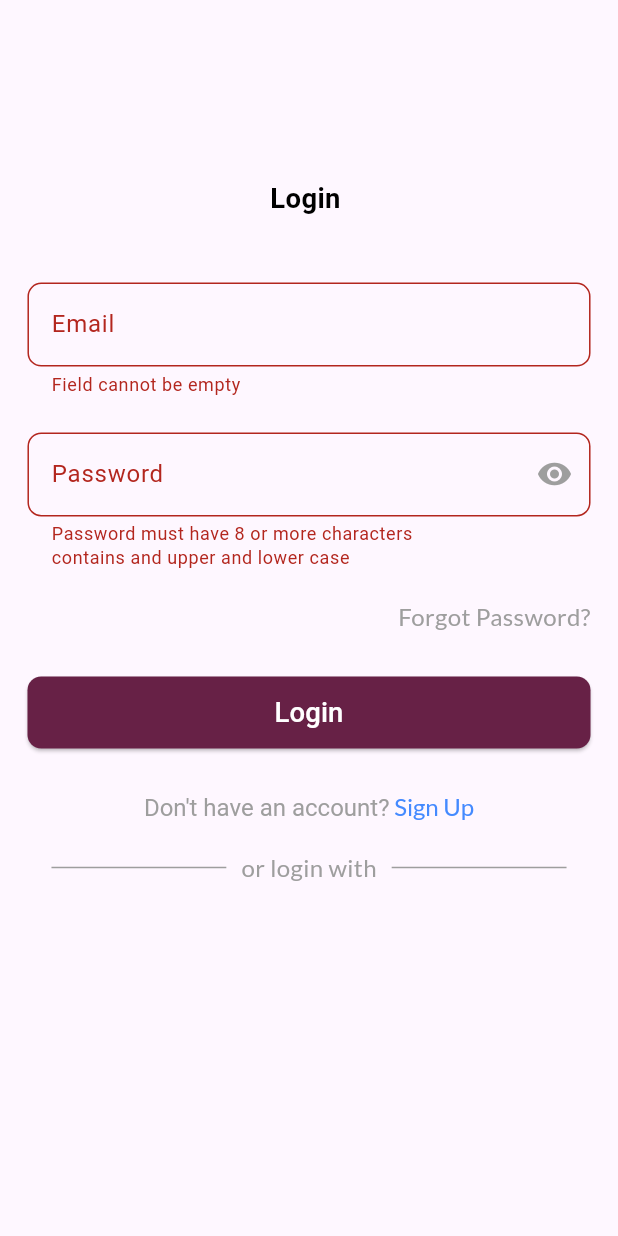
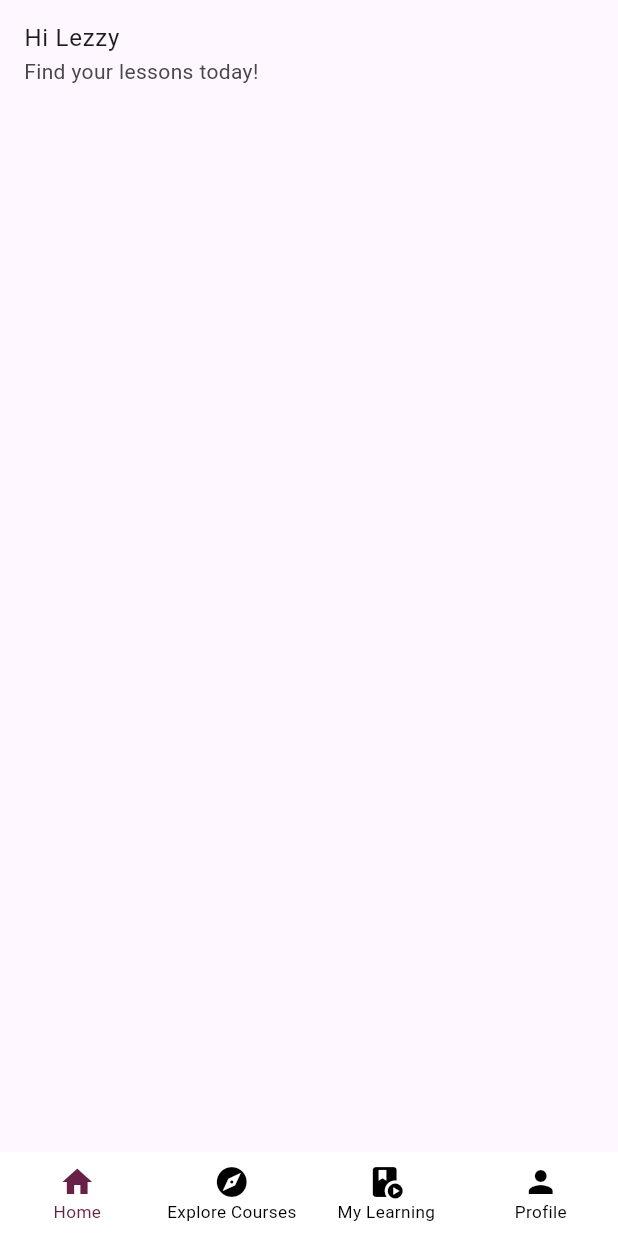
Before and after one commit to lezzycan/CodeHallam, a Flutter app: the screen it shows after launch, after a tap on "Login", on a phone screen of 412 x 824 dp. Run offline on Flutter 3.47's test engine with Material 3 defaults, Android fonts, the light colour scheme and no system bars; our stand-ins replace firebase_core, flutter_riverpod, flutter_screenutil, flutter_svg, go_router, google_fonts and 1 more; accounts and stored records are empty; generated files the repository leaves out were written again.

Commit message:
dashboard implemented

```diff
--- a/lib/src/common_widget/authentication_form.dart
+++ b/lib/src/common_widget/authentication_form.dart
@@ -1,6 +1,8 @@
+import 'package:codehallam/src/common_widget/app_asset.dart';
 import 'package:codehallam/src/common_widget/app_textfield.dart';
 import 'package:codehallam/src/common_widget/primary_button.dart';
 import 'package:codehallam/src/common_widget/separate_text.dart';
+import 'package:codehallam/src/common_widget/social_login_button.dart';
 import 'package:codehallam/src/utils/constants/app_colors.dart';
 import 'package:codehallam/src/utils/constants/app_sizes.dart';
 import 'package:codehallam/src/utils/validators/validator.dart';
@@ -135,9 +137,23 @@ class AuthenticationForm extends StatelessWidget {
                 ),
               ),
             ],),
-          )
+          ),
+          gapH24,
+          Row(
+            mainAxisAlignment: MainAxisAlignment.center,
+            children: [
+               SocialLoginButton(
+                asset: AppAsset.google,
+                onTap: () {},
+               ),
+               gapW32,
+               SocialLoginButton(
+                asset: AppAsset.facebook,
+                onTap: () {},
+               ),
+
         ],
       ),
-    );
+        ],),);
   }
 }
--- /dev/null
+++ b/lib/src/common_widget/social_login_button.dart
@@ -0,0 +1,32 @@
+
+import 'package:codehallam/src/utils/constants/app_colors.dart';
+import 'package:flutter/material.dart';
+import 'package:flutter_screenutil/flutter_screenutil.dart';
+import 'package:flutter_svg/svg.dart';
+
+class SocialLoginButton extends StatelessWidget {
+  const SocialLoginButton({super.key, required this.asset, required this.onTap});
+
+  final String asset;
+  final VoidCallback onTap;
+
+  @override
+  Widget build(BuildContext context) {
+    return InkWell(
+      onTap: onTap,
+      child: Container(
+        height: 40.w, width: 40.w,
+        decoration: BoxDecoration(
+          border: Border.all(color: AppColors.grey, width: 1.0),
+
+          borderRadius: BorderRadius.circular(12.r)
+        ),
+        child: SvgPicture.asset(
+
+          asset,
+          alignment: Alignment.center,
+          fit: BoxFit.cover,
+          )),
+    );
+  }
+}
--- /dev/null
+++ b/lib/src/dashboard/presentation/dashboard.dart
@@ -0,0 +1,68 @@
+import 'package:codehallam/src/dashboard/presentation/notifier/dashboard_notifier.dart';
+import 'package:codehallam/src/utils/constants/app_colors.dart';
+import 'package:flutter/material.dart';
+import 'package:flutter_riverpod/flutter_riverpod.dart';
+import 'package:flutter_screenutil/flutter_screenutil.dart';
+import 'package:google_fonts/google_fonts.dart';
+
+class DashBoard extends ConsumerStatefulWidget {
+  const DashBoard({super.key});
+  @override
+  ConsumerState<ConsumerStatefulWidget> createState() => _DashBoardState();
+}
+
+class _DashBoardState extends ConsumerState<DashBoard> {
+  @override
+  Widget build(BuildContext context) {
+    final dashboardProvider = ref.watch(dashBoardNotifier);
+    return Scaffold(
+      bottomNavigationBar: BottomNavigationBar(
+          backgroundColor: AppColors.onPrimary,
+         // fixedColor: AppColors.onPrimary,
+          elevation: 0,
+          selectedItemColor: AppColors.primary,
+          unselectedItemColor: AppColors.onBackground,
+          //selectedFontSize: 12.sp,
+          showUnselectedLabels: true,
+          selectedLabelStyle: GoogleFonts.fjallaOne(color: AppColors.onBackground, fontSize: 10.sp) ,
+          unselectedLabelStyle:GoogleFonts.fjallaOne(color: AppColors.onBackground, fontSize: 10.sp) ,
+          type: BottomNavigationBarType.fixed,
+           onTap: (index) {
+            ref.read(dashBoardNotifier.notifier).updateIndex(index);
+          },
+          currentIndex: dashboardProvider.currentIndex,
+
+          items: <BottomNavigationBarItem>[
+            BottomNavigationBarItem(
+                icon: dashboardProvider.icons[0],
+                label: 'Home',
+                /* backgroundColor: dashboardProvider.currentIndex == 0
+                    ? AppColors.primary
+                    : AppColors.onPrimary */
+                    ),
+            BottomNavigationBarItem(
+                icon: dashboardProvider.icons[1],
+                 label: 'Explore Courses',
+               /*  backgroundColor: dashboardProvider.currentIndex == 1
+                    ? AppColors.primary
+                    : AppColors.onPrimary */
+                    ),
+            BottomNavigationBarItem(
+                icon: dashboardProvider.icons[2],
+                 label: 'My Learning',
+                // backgroundColor: dashboardProvider.currentIndex == 2
+                    /* ? AppColors.primary
+                    : AppColors.onPrimary */
+                    ),
+            BottomNavigationBarItem(
+                icon: dashboardProvider.icons[3],
+                 label: 'Profile',
+               /*  backgroundColor: dashboardProvider.currentIndex == 3
+                    ? AppColors.primary
+                    : AppColors.onPrimary */
+                    )
+          ]),
+          body: dashboardProvider.pages[dashboardProvider.currentIndex],
+    );
+  }
+}
--- /dev/null
+++ b/lib/src/dashboard/presentation/notifier/dashboard_notifier.dart
@@ -0,0 +1,17 @@
+import 'package:codehallam/src/dashboard/presentation/notifier/dashboard_state.dart';
+import 'package:flutter_riverpod/flutter_riverpod.dart';
+
+class DashBoardNotifier extends Notifier<DashboardState> {
+  @override
+  build() {
+    return DashboardState.initial();
+  }
+
+  void updateIndex(int index) {
+    state = state.copyWith(currentIndex: index);
+  }
+}
+
+final dashBoardNotifier =
+    NotifierProvider.autoDispose<DashBoardNotifier, DashboardState>(
+        () => DashBoardNotifier());
--- a/lib/src/features/authentication/login/presentation/login_screen.dart
+++ b/lib/src/features/authentication/login/presentation/login_screen.dart
@@ -66,10 +66,11 @@ class _LoginScreenState extends ConsumerState<LoginScreen> {
                 obscure: loginProvider.isToggled ? true : false,
 
                 onTap: () {
-                  if (_formkey.currentState!.validate()) {
+                  Navigator.pushReplacementNamed(context, RouteName.dashboard);
+                  /* if (_formkey.currentState!.validate()) {
                     //Todo : Implement login functionality
 
-                  }
+                  } */
                 },
                 headline: 'Login',
                 btnText: 'Login',
--- /dev/null
+++ b/lib/src/features/home/presentation/home_screen.dart
@@ -0,0 +1,20 @@
+import 'package:flutter/material.dart';
+import 'package:flutter_riverpod/flutter_riverpod.dart';
+
+class HomeScreen extends ConsumerWidget {
+  const HomeScreen({super.key});
+  @override
+  Widget build(BuildContext context, WidgetRef ref) {
+    return Scaffold(
+      body: SafeArea(
+        child: Column(
+          children: [
+            ListTile(
+                title: Text('Hi Lezzy'),
+                subtitle: Text('Find your lessons today!')),
+          ],
+        ),
+      ),
+    );
+  }
+}
--- a/lib/src/routing/app_router.dart
+++ b/lib/src/routing/app_router.dart
@@ -1,10 +1,4 @@
-import 'package:codehallam/src/features/authentication/create_account/presentation/create_account_screen.dart';
-import 'package:codehallam/src/features/authentication/login/presentation/forgot_password.dart';
-import 'package:codehallam/src/features/authentication/login/presentation/login_screen.dart';
-
-
-import 'package:codehallam/src/routing/not_found_screen.dart';
-import 'package:codehallam/src/routing/route_name.dart';
+import 'routes.dart';
 import 'package:flutter/material.dart';
 
 class RouteManager {
@@ -17,10 +11,18 @@ class RouteManager {
 
       case RouteName.login:
         return MaterialPageRoute(builder: (_) => const LoginScreen());
-
       case RouteName.forgotPassword:
-        return MaterialPageRoute(
-            builder: (_) => const ForgotPassword());
+        return MaterialPageRoute(builder: (_) => const ForgotPassword());
+      case RouteName.dashboard:
+        return MaterialPageRoute(builder: (_) => const DashBoard());
+      case RouteName.home:
+        return MaterialPageRoute(builder: (_) => const HomeScreen());
+      case RouteName.explore:
+        return MaterialPageRoute(builder: (_) => const ExploreScreen());
+      case RouteName.learning:
+        return MaterialPageRoute(builder: (_) => const MyLearningScreen());
+      case RouteName.profile:
+        return MaterialPageRoute(builder: (_) => const ProfileScreen());
 
       default:
         return MaterialPageRoute(
--- a/lib/src/routing/route_name.dart
+++ b/lib/src/routing/route_name.dart
@@ -5,4 +5,8 @@ class RouteName {
   static const String signUp = '/signUp';
   static const String forgotPassword = '/forgotPassword';
   static const String home = '/home';
+   static const String profile = '/profile';
+    static const String explore = '/explore';
+     static const String learning = '/learning';
+      static const String dashboard = '/dashboard';
 }
--- /dev/null
+++ b/lib/src/routing/routes.dart
@@ -0,0 +1,10 @@
+export 'package:codehallam/src/features/authentication/create_account/presentation/create_account_screen.dart';
+export 'package:codehallam/src/features/authentication/login/presentation/forgot_password.dart';
+export 'package:codehallam/src/features/authentication/login/presentation/login_screen.dart';
+export 'package:codehallam/src/features/explore/presentation/explore_screen.dart';
+export 'package:codehallam/src/features/home/presentation/home_screen.dart';
+export 'package:codehallam/src/features/learning/presentation/learning_screen.dart';
+export 'package:codehallam/src/features/profile/presentation/profile_screen.dart';
+export 'package:codehallam/src/routing/not_found_screen.dart';
+export 'package:codehallam/src/routing/route_name.dart';
+export  'package:codehallam/src/dashboard/presentation/dashboard.dart';
--- a/pubspec.yaml
+++ b/pubspec.yaml
@@ -67,6 +67,7 @@ flutter:
 
   assets:
      - assets/images/
+     - assets/images/pngs/
      - assets/svg/
 
   # An image asset can refer to one or more resolution-specific "variants", see
```
Also changed, not shown: lib/src/common_widget/app_asset.dart (added, +25 -0 lines), lib/src/dashboard/presentation/notifier/dashboard_state.dart (added, +39 -0 lines), lib/src/features/explore/presentation/explore_screen.dart (added, +15 -0 lines), lib/src/features/learning/presentation/learning_screen.dart (added, +14 -0 lines), lib/src/features/profile/presentation/profile_screen.dart (added, +14 -0 lines), assets/images/pngs/facebook.png (added), assets/images/pngs/google.png (added).
